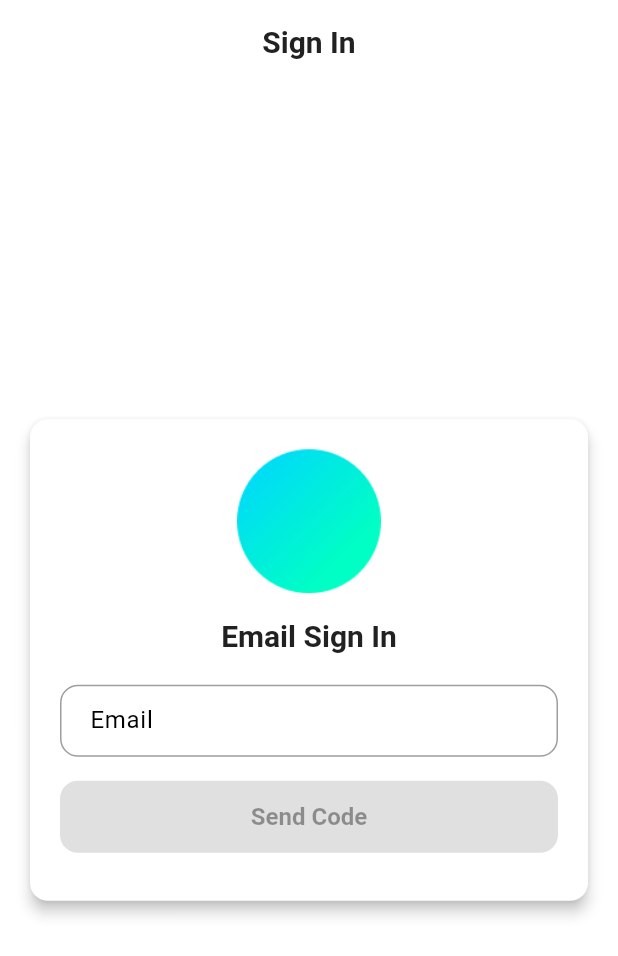
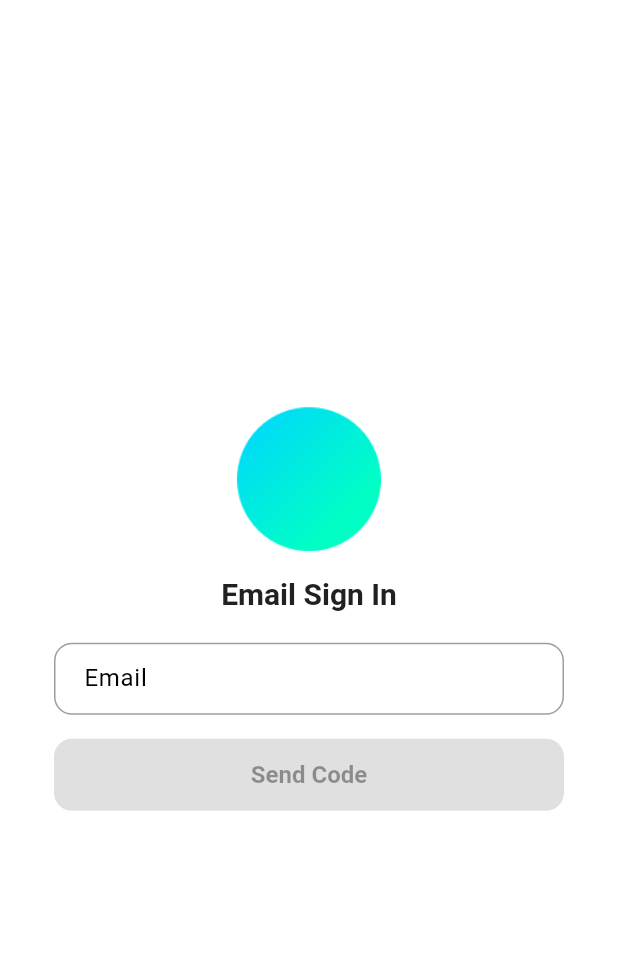
Before and after one commit to sihai-org/SmartDisplayMobile, a Flutter app: the screen it shows after launch, on a phone screen of 412 x 824 dp. Shown: the top 956 px of the screen. Run offline on Flutter 3.47's test engine with Material 3 defaults, Android fonts, the phone set to English and light mode, and no system bars; our stand-ins replace app_links, equatable, flutter_riverpod, flutter_secure_storage, fluttertoast, freezed_annotation and 4 more; missing offline and left inert: cryptography, flutter_reactive_ble, mobile_scanner; accounts and stored records are empty.

Commit message:
wip: ui_login

```diff
--- a/lib/presentation/pages/login_page.dart
+++ b/lib/presentation/pages/login_page.dart
@@ -146,21 +146,15 @@ class _LoginPageState extends State<LoginPage> {
       return const Scaffold(body: SizedBox());
     }
     return Scaffold(
-      appBar: AppBar(title: Text(l10n.login_title)),
       body: GestureDetector(
         onTap: () => FocusScope.of(context).unfocus(), // 点击空白收起键盘
         behavior: HitTestBehavior.translucent,
         child: Center(
           child: SingleChildScrollView(
             padding: const EdgeInsets.all(16.0),
-            child: Card(
-              elevation: 4,
-              shape: RoundedRectangleBorder(
-                borderRadius: BorderRadius.circular(12),
-              ),
-              child: Padding(
-                padding: const EdgeInsets.all(20.0),
-                child: Column(
+            child: Padding(
+              padding: const EdgeInsets.all(20.0),
+              child: Column(
                   crossAxisAlignment: CrossAxisAlignment.stretch,
                   children: [
                     // App Logo
@@ -289,7 +283,6 @@ class _LoginPageState extends State<LoginPage> {
                     // ),
                   ],
                 ),
-              ),
             ),
           ),
         ),
```
